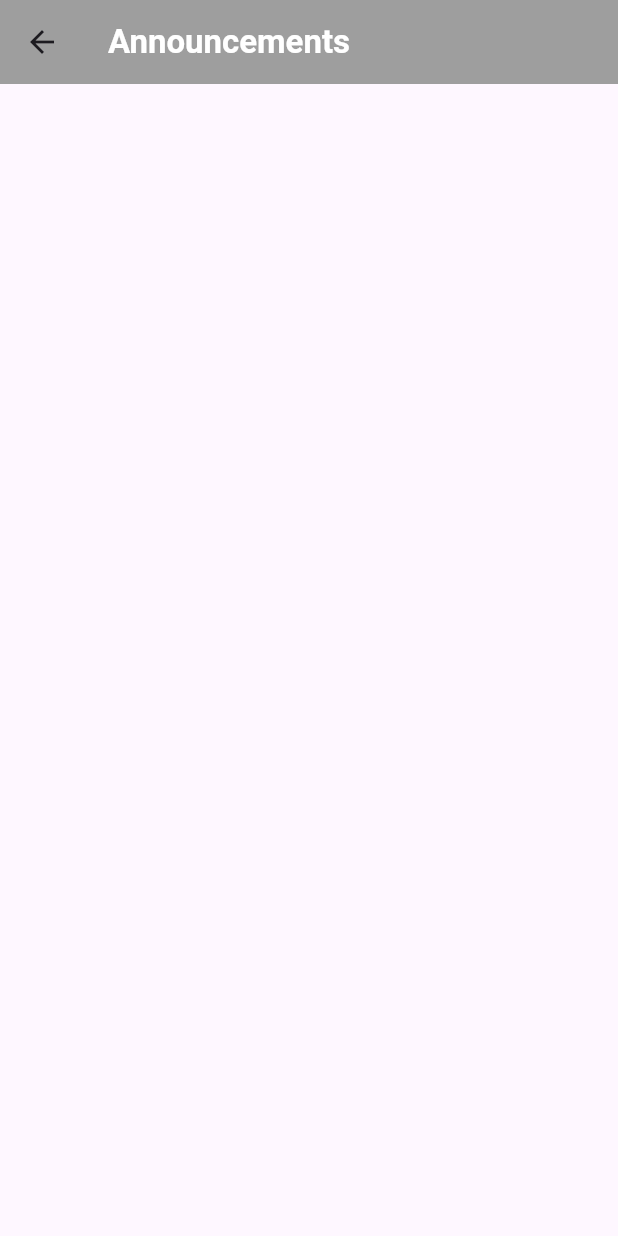
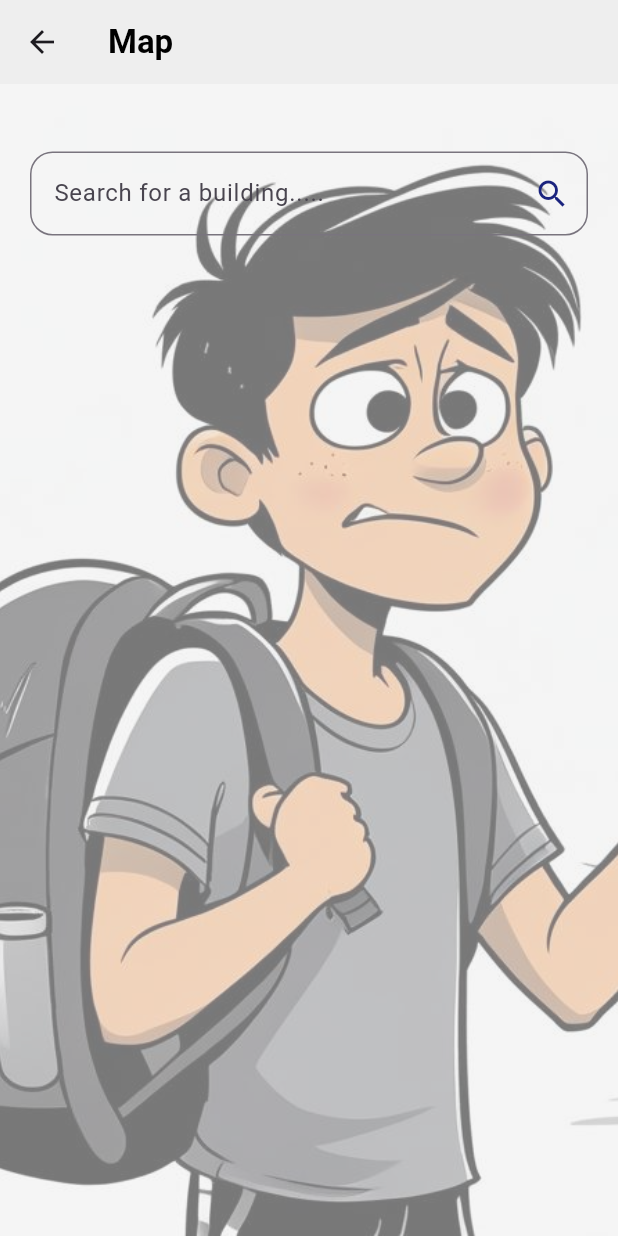
Before and after one commit to mahlatseclayton/MoodleTrack, a Flutter app: the screen it shows once a user with an empty profile is signed in, item 2 of the bottom bar chosen, on a phone screen of 412 x 824 dp. Run offline on Flutter 3.47's test engine with Material 3 defaults, Android fonts, the phone set to English and light mode, and no system bars; our stand-ins replace cloud_firestore, firebase_auth, firebase_core, flutter_secure_storage, fluttertoast; accounts and stored records are empty.

Commit message:
mini map..in progress

```diff
--- a/lib/main.dart
+++ b/lib/main.dart
@@ -1243,7 +1243,7 @@ class _MainPageState extends State<MainPage> {
      }
 
      );
-     Fluttertoast.showToast(msg: "success");
+     Fluttertoast.showToast(msg: "comment sent");
    }catch(e,stackTrace){
      Fluttertoast.showToast(msg: "error : $e");
    }
@@ -1275,9 +1275,9 @@ class _MainPageState extends State<MainPage> {
       resizeToAvoidBottomInset: true,
       bottomNavigationBar: BottomNavigationBar(
         type: BottomNavigationBarType.fixed,
-        backgroundColor: Colors.grey[200],
+        backgroundColor: Colors.grey[400],
         selectedItemColor: Colors.white,
-        unselectedItemColor: Colors.white.withOpacity(.35),
+        unselectedItemColor: Colors.black,
         selectedFontSize: 14,
         unselectedFontSize: 14,
         onTap: (value) {
@@ -1286,7 +1286,7 @@ class _MainPageState extends State<MainPage> {
             Navigator.push(context, MaterialPageRoute(builder: (_) => TasksPage()));
           } else if (value == 1) {
             //meetings
-            Navigator.push(context, MaterialPageRoute(builder: (_) => MeetingsPage()));
+            Navigator.push(context, MaterialPageRoute(builder: (_) => Maps()));
           } else if (value == 2) {
             // helpline
             Navigator.push(context, MaterialPageRoute(builder: (_) => HelpPage()));
@@ -1302,12 +1302,9 @@ class _MainPageState extends State<MainPage> {
             ),
           ),
           BottomNavigationBarItem(
-            label: 'Announcements',
+            label: 'Map',
             backgroundColor: Colors.red,
-            icon: Badge(
-              label: Text("2", style: TextStyle(color: Colors.white)),
-              child: Icon(Icons.group, color: Colors.indigo[900]),
-            ),
+            icon:  Icon(Icons.map, color: Colors.indigo[900]),
           ),
           BottomNavigationBarItem(
             label: 'HelpLine',
@@ -1316,7 +1313,7 @@ class _MainPageState extends State<MainPage> {
         ],
       ),
       appBar: AppBar(
-        backgroundColor: Colors.white,
+        backgroundColor: Colors.grey[200],
         title: Text(
           "Home",
           style: TextStyle(color: Colors.black),
@@ -1585,7 +1582,7 @@ class _MainPageState extends State<MainPage> {
                                     onPressed: () {
                                       String commentText = _getCommentController(postId).text;
                                       uploadComment(commentText, postId,currentUserId);
-                                      Fluttertoast.showToast(msg: commentText);
+
                                       _getCommentController(postId).clear();
                                     },
                                     icon: const Icon(Icons.send, size: 22),
@@ -1653,27 +1650,68 @@ class _TasksPageState extends State<TasksPage> {
   }
 }
 
-class MeetingsPage extends StatefulWidget {
-  const MeetingsPage({super.key});
+class Maps extends StatefulWidget {
+  const Maps({super.key});
 
   @override
-  State<MeetingsPage> createState() => _MeetingsPageState();
+  State<Maps> createState() => _MapsState();
 }
 
-class _MeetingsPageState extends State<MeetingsPage> {
+class _MapsState extends State<Maps> {
+  final TextEditingController searchController=TextEditingController();
   @override
   Widget build(BuildContext context) {
-    return Scaffold(
+    return  Scaffold(
       appBar: AppBar(
-        backgroundColor: Colors.grey[500],
-        title: Text("Announcements",style:TextStyle(
-          color: Colors.white,
-          fontWeight: FontWeight.bold,
-        ),),
+        backgroundColor: Colors.grey[200],
+        title: Text("Map",style: TextStyle(fontWeight: FontWeight.bold,color:Colors.black),),
+
       ),
+      body:Stack(children: [
+                    Container(
+
+                      height: double.infinity,
+                      width:double.infinity,
+                      decoration:BoxDecoration(
+                        image:DecorationImage(image:AssetImage("images/maps.jpg"),fit:BoxFit.cover),
+                      ),
+                    ),
+        Container(
+          height: double.infinity,
+          width:double.infinity,
+          decoration:BoxDecoration(
+            color:Colors.grey[200]?.withOpacity(0.5),
+          ),
+        ),
+        Center(
+        child:Column(
+          children: [
+            const SizedBox(height:25),
+            Padding(padding:EdgeInsets.all(20),
+              child: TextField(
+                controller: searchController,
+              decoration:InputDecoration(
+                suffixIcon: IconButton(onPressed: (){
+                  Fluttertoast.showToast(msg: "search clicked");
+                  searchController.clear();
+
+                },
+                  icon: Icon(Icons.search,color: Colors.indigo[900],),),
+                hintText: "Search for a building.....",
+                border: OutlineInputBorder(
+                  borderRadius: BorderRadius.circular(15),
+                )
+              ),
+            ),
+    ),
+          ],
+        ),
+        ),
+      ],)
     );
   }
 }
+
 
 
 class HelpPage extends StatefulWidget {
--- a/pubspec.yaml
+++ b/pubspec.yaml
@@ -69,6 +69,7 @@ flutter:
     - images/background.jpg
     - images/logo.png
     - images/background1.jpg
+    - images/maps.jpg
 
   # An image asset can refer to one or more resolution-specific "variants", see
   # https://flutter.dev/to/resolution-aware-images
```
Also changed, not shown: images/maps.jpg (added).
